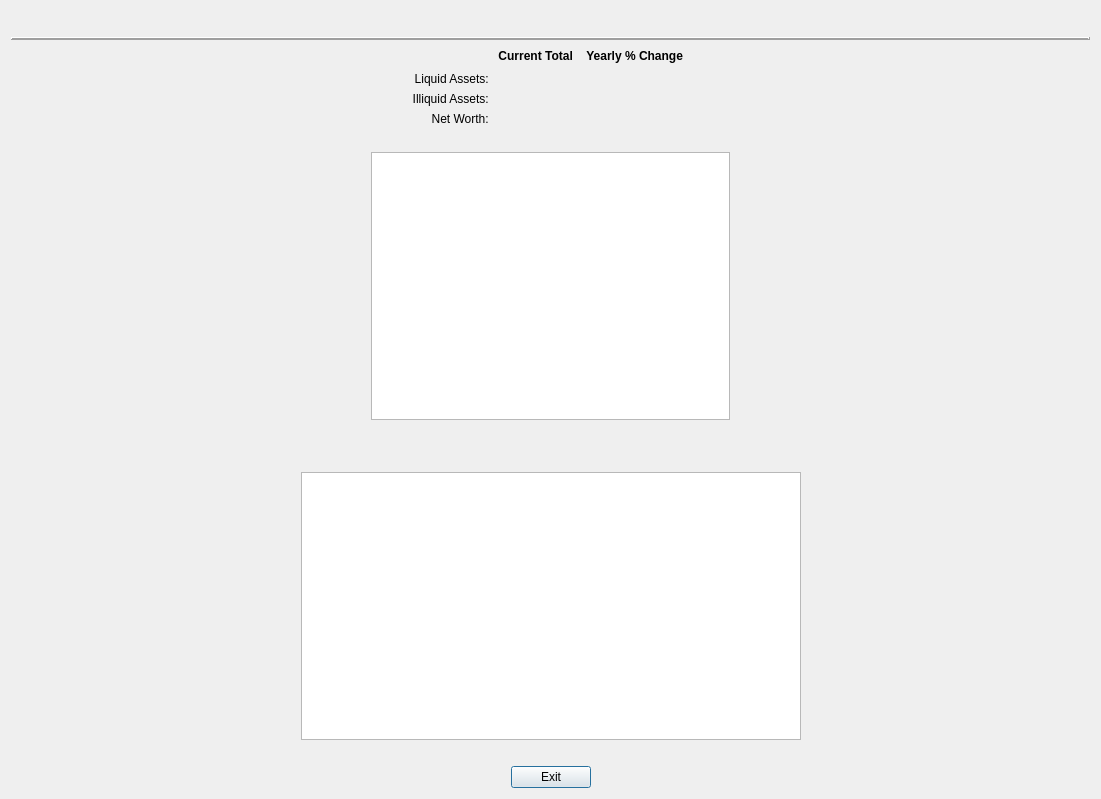
Above: CashFlowManager/assetsummarydialog.ui from epw7856/CashFlowManager before the change. Below: the same form after it.
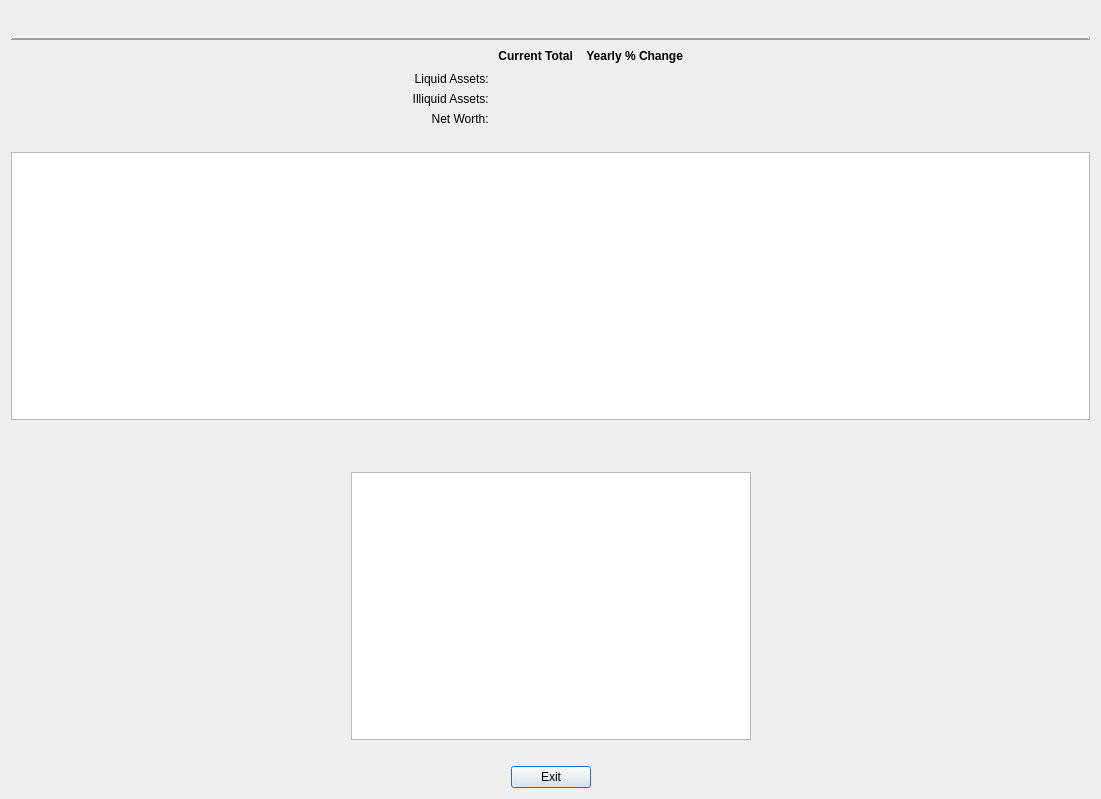
That is the form after the change. Custom widgets are drawn as their Qt base class.

Commit message: Updated net worth tracking line graph formatting.

```diff
--- a/CashFlowManager/assetsummarydialog.ui
+++ b/CashFlowManager/assetsummarydialog.ui
@@ -260,21 +260,14 @@
    </item>
    <item>
     <layout class="QHBoxLayout" name="horizontalLayout_2">
-     <item>
-      <spacer name="horizontalSpacer_5">
-       <property name="orientation">
-        <enum>Qt::Horizontal</enum>
-       </property>
-       <property name="sizeHint" stdset="0">
-        <size>
-         <width>40</width>
-         <height>20</height>
-        </size>
-       </property>
-      </spacer>
-     </item>
      <item>
       <widget class="QTableView" name="tableViewAssetSummary">
+       <property name="minimumSize">
+        <size>
+         <width>100</width>
+         <height>100</height>
+        </size>
+       </property>
        <property name="font">
         <font>
          <pointsize>8</pointsize>
@@ -294,19 +287,6 @@
        </attribute>
       </widget>
      </item>
-     <item>
-      <spacer name="horizontalSpacer_3">
-       <property name="orientation">
-        <enum>Qt::Horizontal</enum>
-       </property>
-       <property name="sizeHint" stdset="0">
-        <size>
-         <width>40</width>
-         <height>20</height>
-        </size>
-       </property>
-      </spacer>
-     </item>
     </layout>
    </item>
    <item>
@@ -381,7 +361,7 @@
       <widget class="QChartView" name="graphicsViewNetWorth">
        <property name="minimumSize">
         <size>
-         <width>500</width>
+         <width>400</width>
          <height>200</height>
         </size>
        </property>
```
The commit also changes 1 other file.
